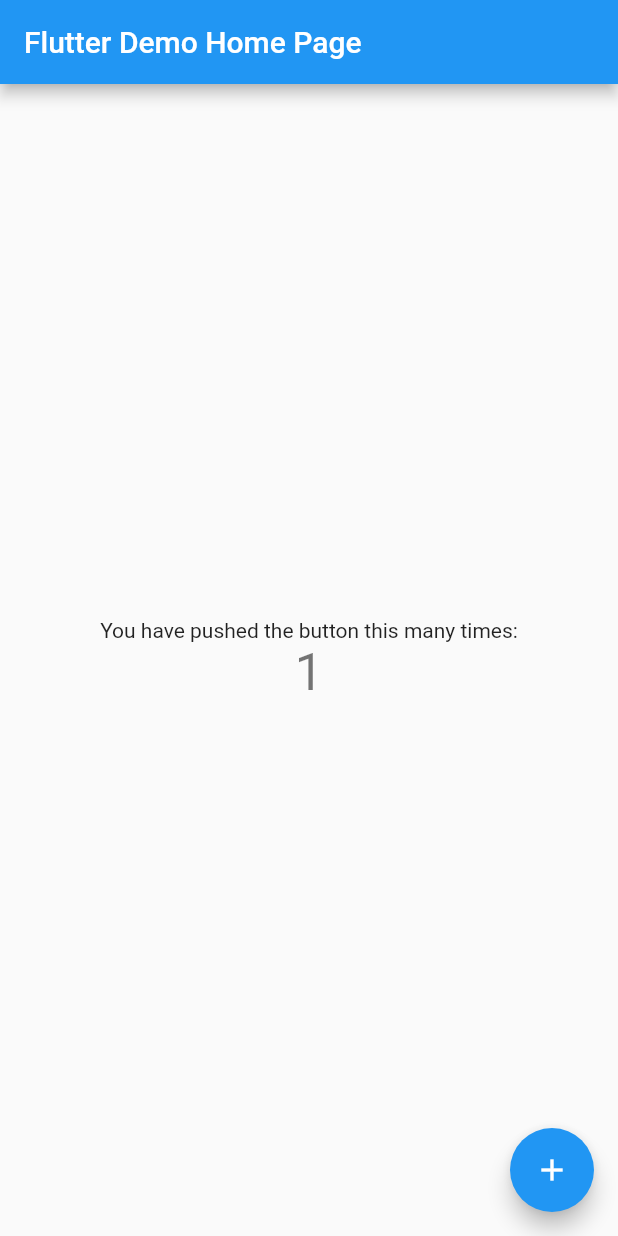
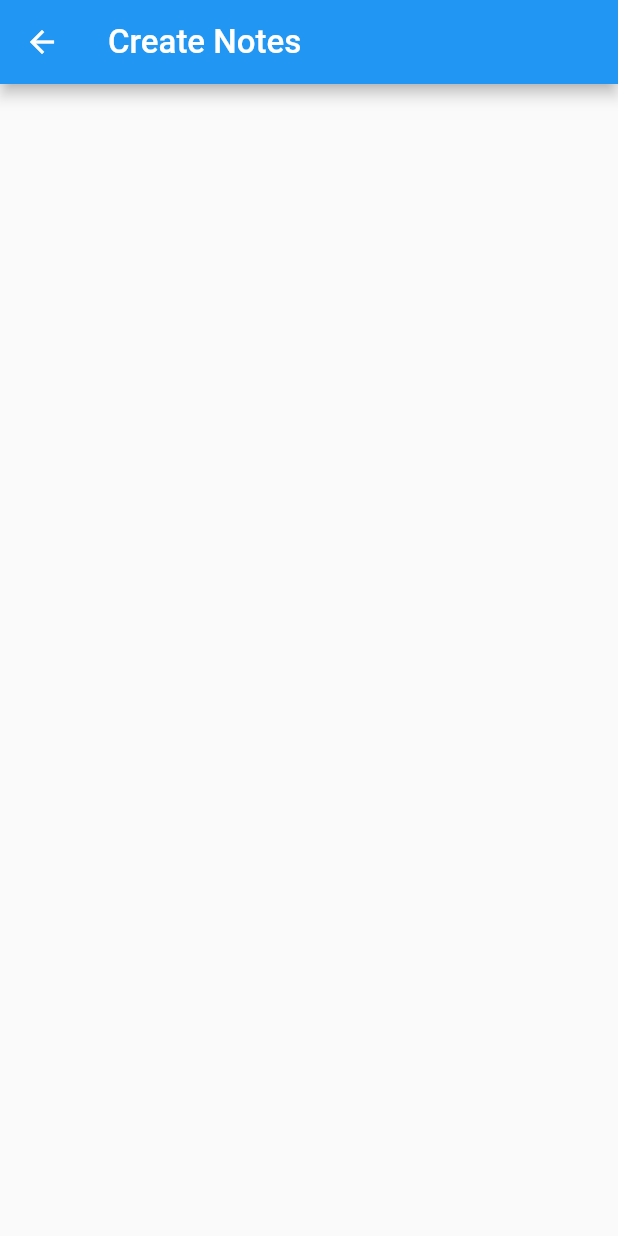
Before and after one commit to kuberanb/Firebase_Notes_App, a Flutter app: the screen it shows after launch, after a tap on the "add" icon, on a phone screen of 412 x 824 dp. Run offline on Flutter 3.47's test engine with Material 2 defaults, Android fonts, the phone set to English and light mode, and no system bars; our stand-ins replace firebase_core; accounts and stored records are empty.

Commit message:
basic Ui completed

```diff
--- /dev/null
+++ b/lib/Screens/create_notes.dart
@@ -0,0 +1,33 @@
+import 'package:flutter/material.dart';
+import 'package:flutter/src/widgets/container.dart';
+import 'package:flutter/src/widgets/framework.dart';
+
+class CreateNotes extends StatelessWidget {
+  const CreateNotes({super.key});
+
+  @override
+  Widget build(BuildContext context) {
+    return Scaffold(
+      appBar: AppBar(
+        automaticallyImplyLeading: false,
+        leading: IconButton(
+          onPressed: () {
+            Navigator.of(context).pop();
+          },
+          icon: const Icon(Icons.arrow_back),
+        ),
+        title: const Text(
+          'Create Notes',
+          style: TextStyle(color: Colors.white, fontSize: 22),
+        ),
+      ),
+      body: Container(
+        width: double.infinity,
+        height: double.infinity,
+        child: Column(
+          children: [],
+        ),
+      ),
+    );
+  }
+}
--- /dev/null
+++ b/lib/Screens/notes_List.dart
@@ -0,0 +1,58 @@
+import 'package:firebase_todo/Screens/create_notes.dart';
+import 'package:flutter/material.dart';
+
+class NotesList extends StatelessWidget {
+  const NotesList({super.key});
+
+  @override
+  Widget build(BuildContext context) {
+    return Scaffold(
+      appBar: AppBar(
+        backgroundColor: Colors.blue,
+        automaticallyImplyLeading: false,
+        actions: [
+          IconButton(
+              onPressed: () {
+                Navigator.of(context).push(
+                  MaterialPageRoute(
+                    builder: ((context) => const CreateNotes()),
+                  ),
+                );
+              },
+              icon: const Icon(Icons.add)),
+        ],
+        title: const Text(
+          'Notes App',
+          style: TextStyle(color: Colors.white, fontSize: 22),
+        ),
+      ),
+      body: SizedBox(
+        height: double.infinity,
+        width: double.infinity,
+        child: ListView.separated(
+            itemBuilder: ((context, index) {
+              return ListTile(
+                title: Text(
+                  'Title 1',
+                ),
+                subtitle: Text('1'),
+                trailing: IconButton(
+                  onPressed: () {},
+                  icon: const Icon(
+                    Icons.delete,
+                    color: Colors.red,
+                    size: 22,
+                  ),
+                ),
+              );
+            }),
+            separatorBuilder: ((context, index) {
+              return const SizedBox(
+                height: 12,
+              );
+            }),
+            itemCount: 20),
+      ),
+    );
+  }
+}
--- /dev/null
+++ b/lib/Screens/view_notes.dart
@@ -0,0 +1,12 @@
+
+import 'package:flutter/src/widgets/container.dart';
+import 'package:flutter/src/widgets/framework.dart';
+
+class ViewNotes extends StatelessWidget {
+  const ViewNotes({super.key});
+
+  @override
+  Widget build(BuildContext context) {
+    return Container();
+  }
+}
--- a/lib/main.dart
+++ b/lib/main.dart
@@ -1,4 +1,5 @@
 import 'package:firebase_core/firebase_core.dart';
+import 'package:firebase_todo/Screens/notes_List.dart';
 import 'package:flutter/material.dart';
 
 Future<void> main() async{
@@ -15,105 +16,13 @@ class MyApp extends StatelessWidget {
   @override
   Widget build(BuildContext context) {
     return MaterialApp(
+      debugShowCheckedModeBanner: false,
       title: 'Flutter Demo',
       theme: ThemeData(
-        // This is the theme of your application.
-        //
-        // Try running your application with "flutter run". You'll see the
-        // application has a blue toolbar. Then, without quitting the app, try
-        // changing the primarySwatch below to Colors.green and then invoke
-        // "hot reload" (press "r" in the console where you ran "flutter run",
-        // or simply save your changes to "hot reload" in a Flutter IDE).
-        // Notice that the counter didn't reset back to zero; the application
-        // is not restarted.
+
         primarySwatch: Colors.blue,
       ),
-      home: const MyHomePage(title: 'Flutter Demo Home Page'),
+      home: const NotesList(),
     );
   }
 }
-
-class MyHomePage extends StatefulWidget {
-  const MyHomePage({super.key, required this.title});
-
-  // This widget is the home page of your application. It is stateful, meaning
-  // that it has a State object (defined below) that contains fields that affect
-  // how it looks.
-
-  // This class is the configuration for the state. It holds the values (in this
-  // case the title) provided by the parent (in this case the App widget) and
-  // used by the build method of the State. Fields in a Widget subclass are
-  // always marked "final".
-
-  final String title;
-
-  @override
-  State<MyHomePage> createState() => _MyHomePageState();
-}
-
-class _MyHomePageState extends State<MyHomePage> {
-  int _counter = 0;
-
-  void _incrementCounter() {
-    setState(() {
-      // This call to setState tells the Flutter framework that something has
-      // changed in this State, which causes it to rerun the build method below
-      // so that the display can reflect the updated values. If we changed
-      // _counter without calling setState(), then the build method would not be
-      // called again, and so nothing would appear to happen.
-      _counter++;
-    });
-  }
-
-  @override
-  Widget build(BuildContext context) {
-    // This method is rerun every time setState is called, for instance as done
-    // by the _incrementCounter method above.
-    //
-    // The Flutter framework has been optimized to make rerunning build methods
-    // fast, so that you can just rebuild anything that needs updating rather
-    // than having to individually change instances of widgets.
-    return Scaffold(
-      appBar: AppBar(
-        // Here we take the value from the MyHomePage object that was created by
-        // the App.build method, and use it to set our appbar title.
-        title: Text(widget.title),
-      ),
-      body: Center(
-        // Center is a layout widget. It takes a single child and positions it
-        // in the middle of the parent.
-        child: Column(
-          // Column is also a layout widget. It takes a list of children and
-          // arranges them vertically. By default, it sizes itself to fit its
-          // children horizontally, and tries to be as tall as its parent.
-          //
-          // Invoke "debug painting" (press "p" in the console, choose the
-          // "Toggle Debug Paint" action from the Flutter Inspector in Android
-          // Studio, or the "Toggle Debug Paint" command in Visual Studio Code)
-          // to see the wireframe for each widget.
-          //
-          // Column has various properties to control how it sizes itself and
-          // how it positions its children. Here we use mainAxisAlignment to
-          // center the children vertically; the main axis here is the vertical
-          // axis because Columns are vertical (the cross axis would be
-          // horizontal).
-          mainAxisAlignment: MainAxisAlignment.center,
-          children: <Widget>[
-            const Text(
-              'You have pushed the button this many times:',
-            ),
-            Text(
-              '$_counter',
-              style: Theme.of(context).textTheme.headline4,
-            ),
-          ],
-        ),
-      ),
-      floatingActionButton: FloatingActionButton(
-        onPressed: _incrementCounter,
-        tooltip: 'Increment',
-        child: const Icon(Icons.add),
-      ), // This trailing comma makes auto-formatting nicer for build methods.
-    );
-  }
-}
```
